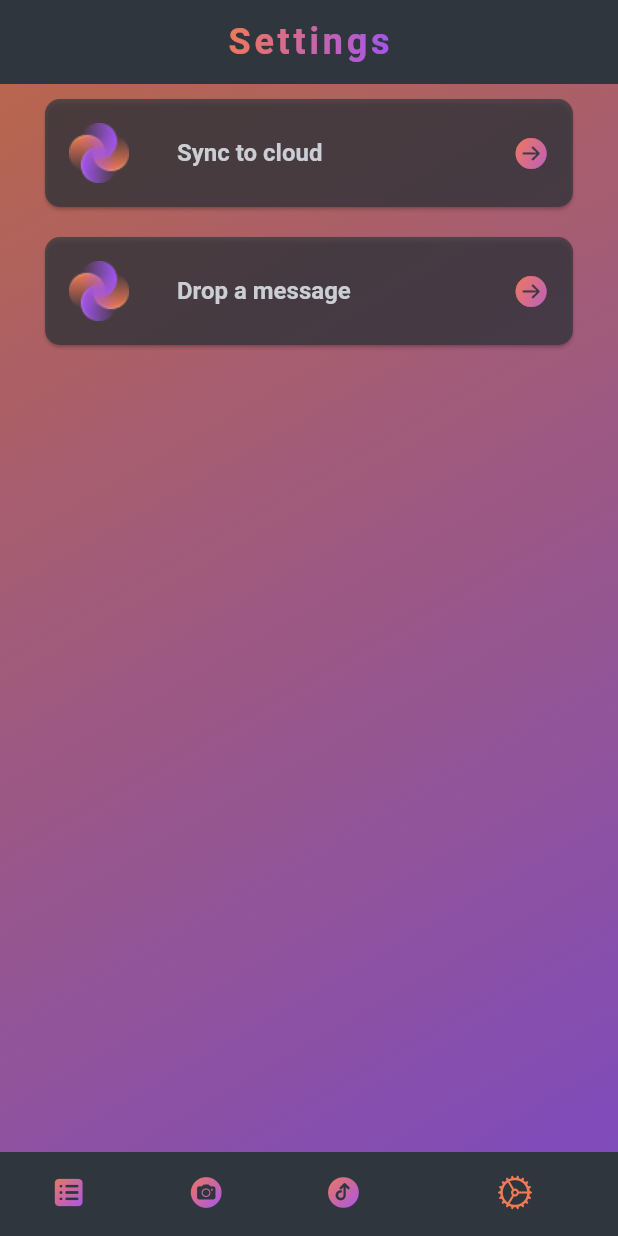
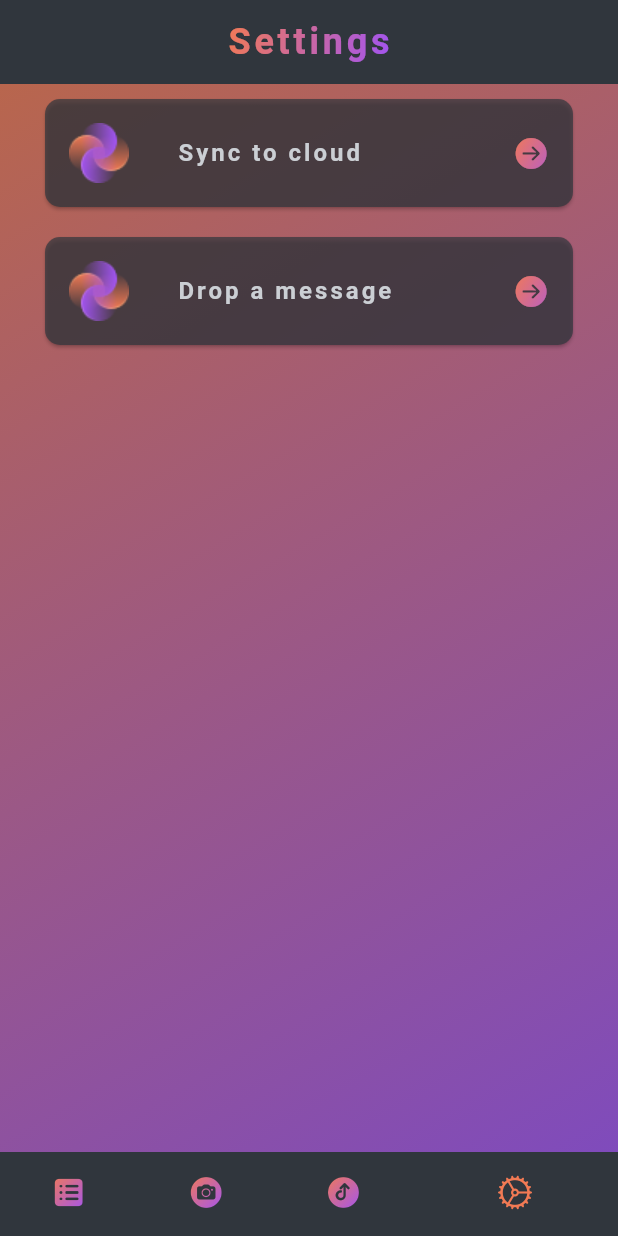
Before and after one commit to lorenacimpean/shit_grabber, a Flutter app: the screen it shows after launch, item 4 of the bottom bar chosen, on a phone screen of 412 x 824 dp. Run offline on Flutter 3.47's test engine with Material 2 defaults, Android fonts, the phone set to English and light mode, and no system bars; our stand-ins replace camera, file_picker, get, permission_handler, qr_flutter, rxdart and 1 more; missing offline and left inert: flutter_pdfview; Roboto replaces fonts that are missing (SpaceMono).

Commit message:
small adjustment on setting card

```diff
--- a/lib/screens/settings/option_card.dart
+++ b/lib/screens/settings/option_card.dart
@@ -45,8 +45,10 @@ class SettingsOption extends StatelessWidget {
                   title,
                   maxLines: 2,
                   overflow: TextOverflow.ellipsis,
-                  style: AppTextTheme.darkTextTheme.headline3
-                      ?.copyWith(color: AppColors.grey),
+                  style: AppTextTheme.darkTextTheme.headline3?.copyWith(
+                    color: AppColors.grey,
+                    letterSpacing: 2.0,
+                  ),
                 ),
               ),
             ),
```
